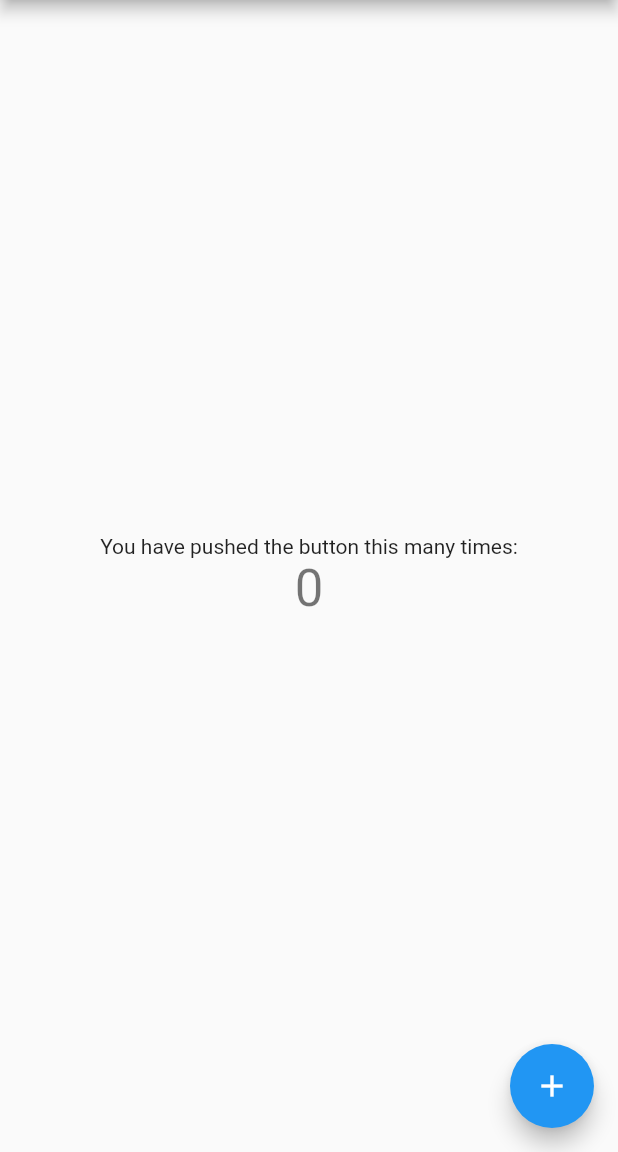
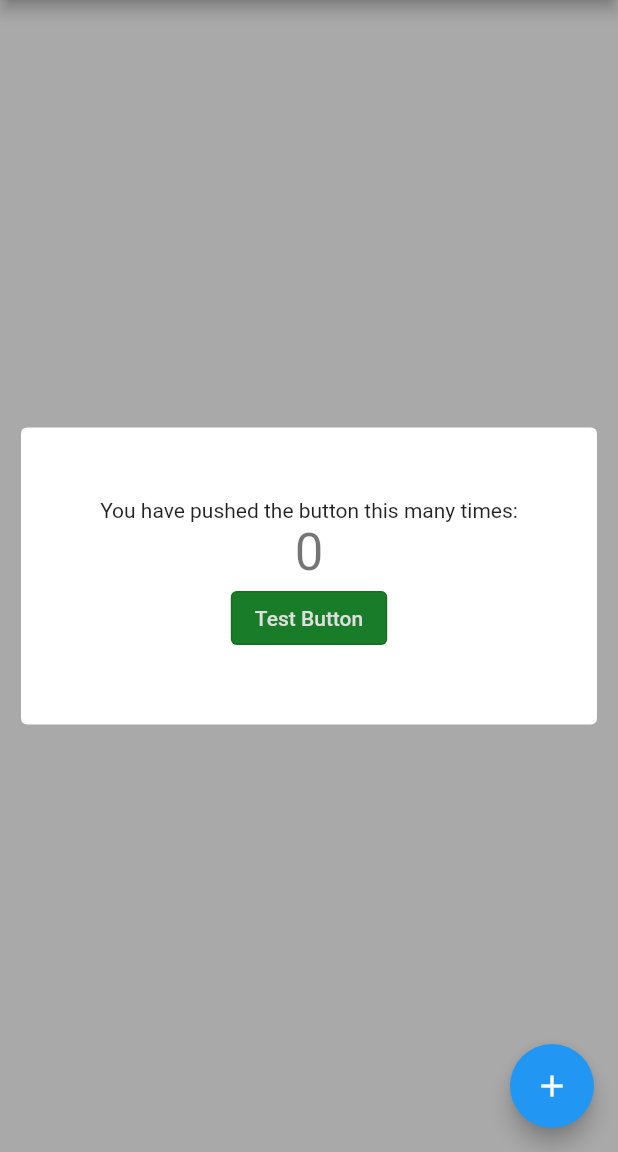
Before and after one commit to chiekkored/Enigma, a Flutter app: the screen it shows after launch, on a phone screen of 412 x 824 dp, the part 84-1236 px from its top. Run offline on Flutter 3.47's test engine with Material 2 defaults, Android fonts, the phone set to English and light mode, and no system bars.

Commit message:
Added color constant; Added sample text common

```diff
--- a/lib/main.dart
+++ b/lib/main.dart
@@ -1,3 +1,5 @@
+import 'package:enigma/utilities/constants/color_constant.dart';
+import 'package:enigma/views/commons/text_common.dart';
 import 'package:flutter/material.dart';
 
 void main() {
@@ -7,23 +9,13 @@ void main() {
 class MyApp extends StatelessWidget {
   const MyApp({Key? key}) : super(key: key);
 
-  // This widget is the root of your application.
   @override
   Widget build(BuildContext context) {
     return MaterialApp(
+      debugShowCheckedModeBanner: false,
       title: 'Flutter Demo',
-      theme: ThemeData(
-        // This is the theme of your application.
-        //
-        // Try running your application with "flutter run". You'll see the
-        // application has a blue toolbar. Then, without quitting the app, try
-        // changing the primarySwatch below to Colors.green and then invoke
-        // "hot reload" (press "r" in the console where you ran "flutter run",
-        // or simply save your changes to "hot reload" in a Flutter IDE).
-        // Notice that the counter didn't reset back to zero; the application
-        // is not restarted.
-        primarySwatch: Colors.blue,
-      ),
+      theme: CColors.lightTheme,
+      // darkTheme: CColors.darkTheme,
       home: const MyHomePage(title: 'Flutter Demo Home Page'),
     );
   }
@@ -78,6 +70,12 @@ class _MyHomePageState extends State<MyHomePage> {
       body: Center(
         // Center is a layout widget. It takes a single child and positions it
         // in the middle of the parent.
+        child: SizedBox(
+          width: MediaQuery.of(context).size.width - 20,
+          height: MediaQuery.of(context).size.width / 2,
+          child: Card(
+            color: Theme.of(context).backgroundColor,
+            elevation: 0,
             child: Column(
               // Column is also a layout widget. It takes a list of children and
               // arranges them vertically. By default, it sizes itself to fit its
@@ -102,7 +100,13 @@ class _MyHomePageState extends State<MyHomePage> {
                   '$_counter',
                   style: Theme.of(context).textTheme.headline4,
                 ),
+                OutlinedButton(
+                    onPressed: () {},
+                    style: Theme.of(context).outlinedButtonTheme.style,
+                    child: const CustomTextRegular(text: 'Test Button'))
               ],
+            ),
+          ),
         ),
       ),
       floatingActionButton: FloatingActionButton(
--- /dev/null
+++ b/lib/utilities/constants/color_constant.dart
@@ -0,0 +1,43 @@
+import 'package:flutter/material.dart';
+
+/// Custom Color constants
+class CColors {
+  static ThemeData lightTheme = ThemeData(
+    scaffoldBackgroundColor: _scaffoldLightBackgroundColor,
+    backgroundColor: _containerLightBackgroundColor,
+    outlinedButtonTheme: OutlinedButtonThemeData(
+        style: ButtonStyle(
+            backgroundColor: MaterialStateProperty.all(_buttonLightColor))),
+    textTheme: const TextTheme(
+      bodyText1: TextStyle(color: _black),
+      button: TextStyle(color: _white),
+    ),
+  );
+
+  static ThemeData darkTheme = ThemeData(
+    scaffoldBackgroundColor: _scaffoldDarkBackgroundColor,
+    backgroundColor: _containerDarkBackgroundColor,
+    outlinedButtonTheme: OutlinedButtonThemeData(
+        style: ButtonStyle(
+            backgroundColor: MaterialStateProperty.all(_buttonDarkColor))),
+    textTheme: const TextTheme(
+      bodyText1: TextStyle(color: _white),
+      button: TextStyle(color: _white),
+    ),
+  );
+
+  // Common colors constants
+  static const _white = Color.fromRGBO(223, 223, 223, 1);
+  static const _black = Color.fromRGBO(19, 19, 19, 1);
+
+  // Light Theme constants
+  static const _scaffoldLightBackgroundColor = Color.fromRGBO(169, 169, 169, 1);
+  static const _containerLightBackgroundColor =
+      Color.fromARGB(255, 255, 255, 255);
+  static const _buttonLightColor = Color.fromRGBO(25, 124, 40, 1);
+
+  // Dark Theme constants
+  static const _scaffoldDarkBackgroundColor = Color.fromARGB(255, 29, 29, 29);
+  static const _containerDarkBackgroundColor = Color.fromARGB(255, 45, 45, 45);
+  static const _buttonDarkColor = Color.fromRGBO(25, 124, 40, 1);
+}
--- /dev/null
+++ b/lib/views/commons/text_common.dart
@@ -0,0 +1,14 @@
+import 'package:flutter/material.dart';
+
+class CustomTextRegular extends StatelessWidget {
+  final String text;
+  const CustomTextRegular({Key? key, required this.text}) : super(key: key);
+
+  @override
+  Widget build(BuildContext context) {
+    return Text(
+      text,
+      style: Theme.of(context).textTheme.button,
+    );
+  }
+}
```
Lines whose indentation alone changed are shown as unchanged.
